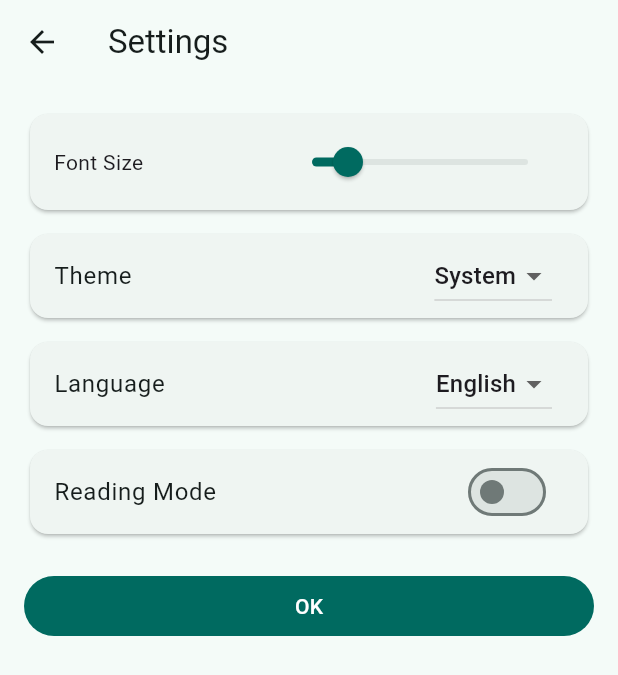
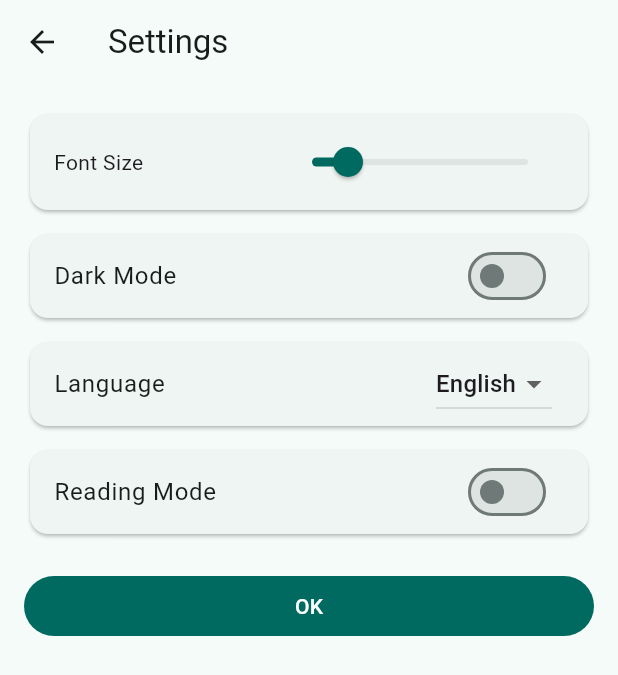
Before and after one commit to ipfans/readly-it, a Flutter app: the SettingsScreen screen opened by its route, on a phone screen of 412 x 824 dp. Shown: the top 675 px of the screen. Run offline on Flutter 3.47's test engine with Material 3 defaults, Android fonts, the phone set to English and light mode, and no system bars; our stand-ins replace file_picker, flutter_riverpod, hive, hive_flutter, webview_flutter; missing offline and left inert: icloud_storage, readability, receive_sharing_intent; accounts and stored records are empty.

Commit message:
Add dark mode toggle

```diff
--- a/lib/l10n/app_localizations.dart
+++ b/lib/l10n/app_localizations.dart
@@ -12,6 +12,7 @@ class AppLocalizations {
       'font_size': 'Font Size',
       'font_family': 'Font',
       'theme': 'Theme',
+      'dark_mode': 'Dark Mode',
       'language': 'Language',
       'reading_mode': 'Reading Mode',
       'ok': 'OK',
@@ -23,6 +24,7 @@ class AppLocalizations {
       'font_size': '字体大小',
       'font_family': '字体',
       'theme': '主题',
+      'dark_mode': '深色模式',
       'language': '语言',
       'reading_mode': '阅读模式',
       'ok': '确定',
@@ -34,6 +36,7 @@ class AppLocalizations {
       'font_size': '文字サイズ',
       'font_family': 'フォント',
       'theme': 'テーマ',
+      'dark_mode': 'ダークモード',
       'language': '言語',
       'reading_mode': 'リーディングモード',
       'ok': 'OK',
@@ -51,6 +54,7 @@ class AppLocalizations {
   String get fontSize => _text('font_size');
   String get fontFamily => _text('font_family');
   String get theme => _text('theme');
+  String get darkMode => _text('dark_mode');
   String get language => _text('language');
   String get readingMode => _text('reading_mode');
   String get ok => _text('ok');
--- a/lib/screens/settings_screen.dart
+++ b/lib/screens/settings_screen.dart
@@ -49,18 +49,11 @@ class _SettingsScreenState extends ConsumerState<SettingsScreen> {
           ),
           const SizedBox(height: 8),
           Card(
-            child: ListTile(
-              title: Text(loc.theme),
-              trailing: DropdownButton<ThemeMode>(
-                value: _temp.themeMode,
-                onChanged: (mode) =>
-                    setState(() => _temp = _temp.copyWith(themeMode: mode)),
-                items: const [
-                  DropdownMenuItem(value: ThemeMode.system, child: Text('System')),
-                  DropdownMenuItem(value: ThemeMode.light, child: Text('Light')),
-                  DropdownMenuItem(value: ThemeMode.dark, child: Text('Dark')),
-                ],
-              ),
+            child: SwitchListTile.adaptive(
+              title: Text(loc.darkMode),
+              value: _temp.themeMode == ThemeMode.dark,
+              onChanged: (v) => setState(() =>
+                  _temp = _temp.copyWith(themeMode: v ? ThemeMode.dark : ThemeMode.light)),
             ),
           ),
           const SizedBox(height: 8),
```
Also changed, not shown: 2 other files.
